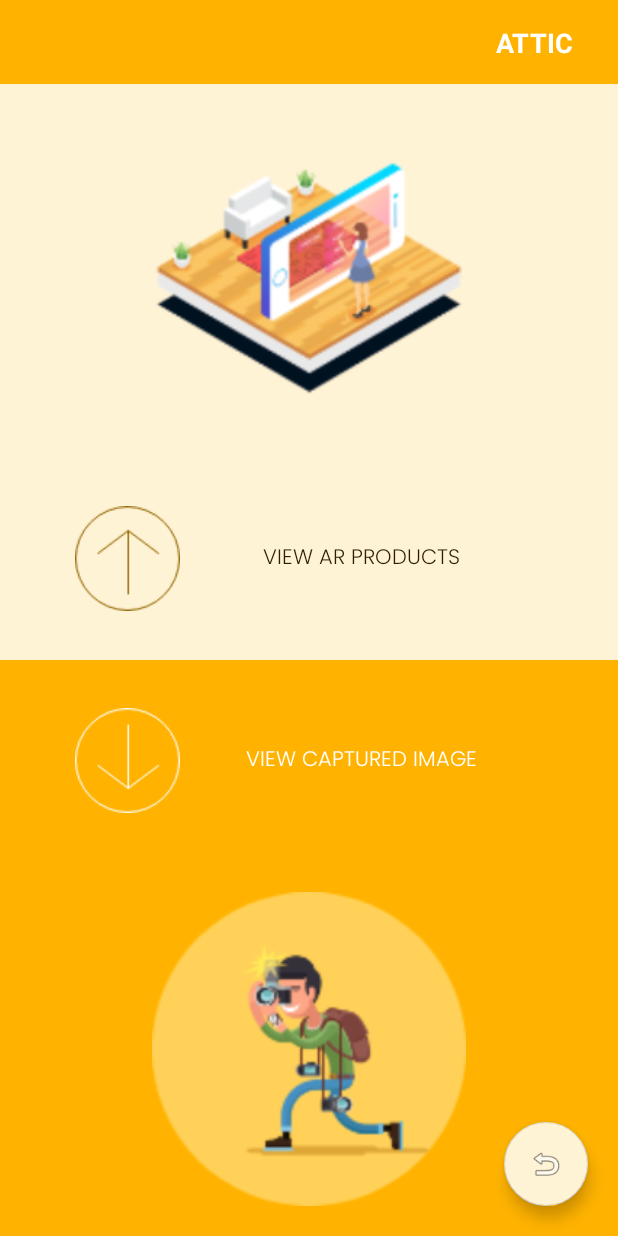
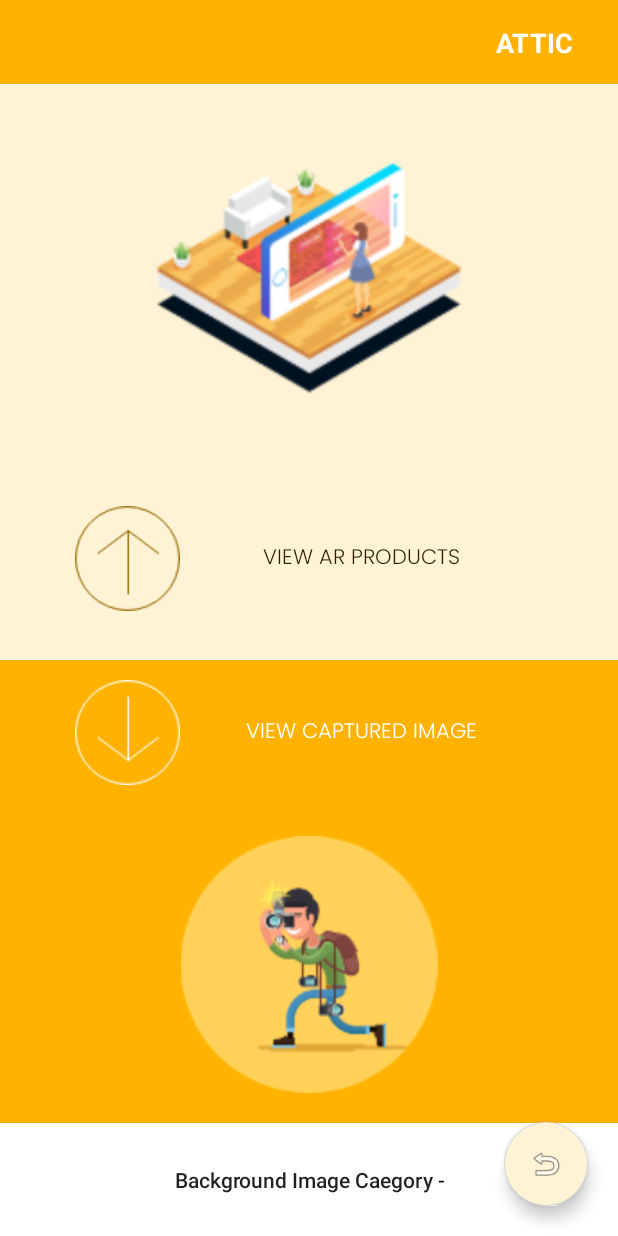
Before and after one commit to asitennakoon/Attic_Application, an Android app: the layout camera_screen.xml on its own in the app's theme, with its tools: preview values and no code run, on a phone screen of 412 x 824 dp. Run offline under Robolectric (Android 15) with nearby library versions, the phone set to English and light mode, and no system bars.

Commit message:
Set label text for image classifier
Added a temporary label identifier for deployed image classifier.

```diff
--- a/Mobile_App/app/src/main/res/layout/camera_screen.xml
+++ b/Mobile_App/app/src/main/res/layout/camera_screen.xml
@@ -115,7 +115,16 @@
                 android:layout_margin="20dp"
                 android:layout_weight="1"
                 app:srcCompat="@drawable/splash_3" />
-
+            <Button
+                android:id="@+id/categoryPrediction"
+                android:layout_width="match_parent"
+                android:layout_height="wrap_content"
+                android:layout_weight="1"
+                android:background="#FFFFFF"
+                android:paddingStart="20dp"
+                android:paddingEnd="20dp"
+                android:text="Background Image Caegory -"
+                android:textAllCaps="false" />
         </LinearLayout>
     </LinearLayout>
 
```
Also changed, not shown: Mobile_App/app/src/main/java/com/example/myapplication/Camera.java (+6 -1 lines).
